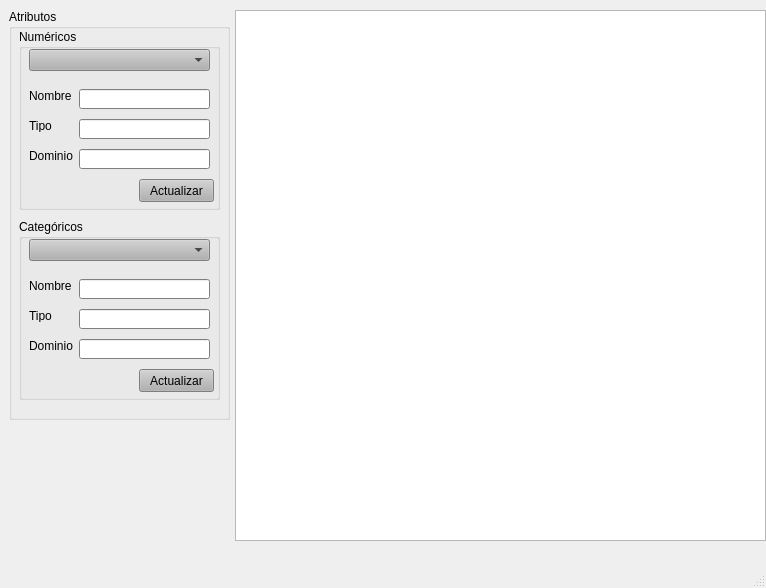
First picture: the form in main_window_ui.ui, repository AdrianPrietoLozano/proyecto_mineria, before the edit.
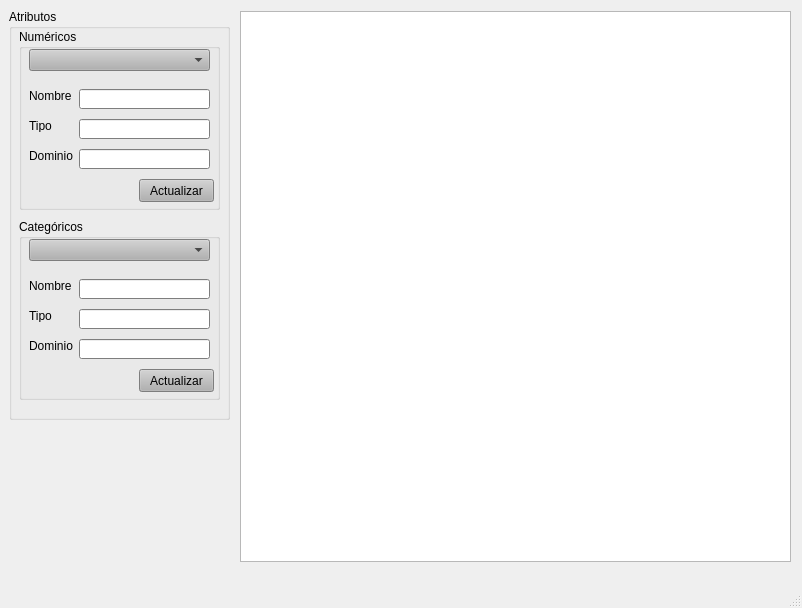
Second picture: the form after the edit.

Commit message: Se desactivan los group box si no hay atributos en el combo box

```diff
--- a/main_window_ui.ui
+++ b/main_window_ui.ui
@@ -6,8 +6,8 @@
    <rect>
     <x>0</x>
     <y>0</y>
-    <width>766</width>
-    <height>588</height>
+    <width>802</width>
+    <height>608</height>
    </rect>
   </property>
   <property name="windowTitle">
@@ -682,10 +682,10 @@
    <widget class="QTableWidget" name="tabla">
     <property name="geometry">
      <rect>
-      <x>235</x>
-      <y>10</y>
-      <width>531</width>
-      <height>531</height>
+      <x>240</x>
+      <y>11</y>
+      <width>551</width>
+      <height>551</height>
      </rect>
     </property>
     <property name="sortingEnabled">
```
Left out of the diff: 10 changed lines with no effect on the pictures. The commit also changes 5 other files.
